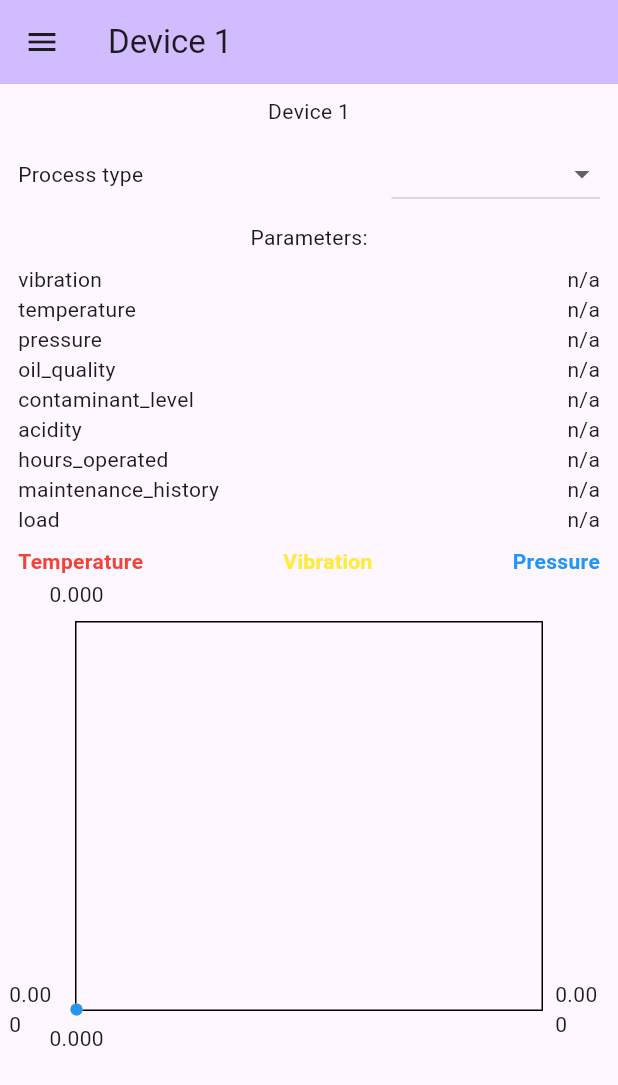
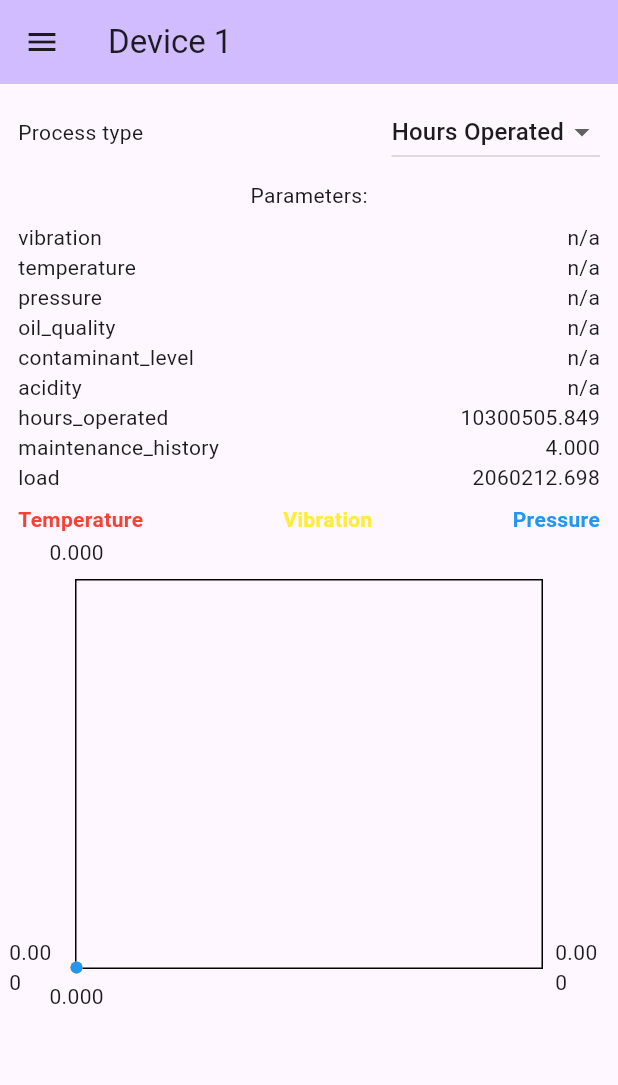
Before and after one commit to alvarohurtadobo/iot_anomaly_emulator, a Flutter app: the screen it shows after launch, after a tap on "DeMag400", on a phone screen of 412 x 824 dp. Shown: the top 1085 px of the screen. Run offline on Flutter 3.47's test engine with Material 3 defaults, Android fonts, the phone set to English and light mode, and no system bars; drawn by our look-alikes of fl_chart; our stand-ins replace flutter_riverpod, go_router; missing offline and left inert: mqtt_client; generated files the repository leaves out were written again.

Commit message:
[FEA] Improved way to handle process types

```diff
--- a/lib/devices/model/device.dart
+++ b/lib/devices/model/device.dart
@@ -43,22 +43,22 @@ class EmulatedDevice {
 }
 
 List<EmulatedDevice> emulatedDevices = [
-  const EmulatedDevice(
+   EmulatedDevice(
     id: 1,
     name: 'DeMag400',
     type: DeviceTypes.imm,
-    processType: ProcessType.hoursOperated,
+    processType: timeProcess,
   ),
-  const EmulatedDevice(
+   EmulatedDevice(
     id: 2,
     name: 'Arc Solder',
     type: DeviceTypes.arc,
-    processType: ProcessType.oilAnalysis,
+    processType: oilProcess,
   ),
-  const EmulatedDevice(
+   EmulatedDevice(
     id: 3,
     name: 'DeMag100',
     type: DeviceTypes.other,
-    processType: ProcessType.vibrations,
+    processType: vibrationProcess,
   ),
 ];
--- a/lib/devices/model/process_types.dart
+++ b/lib/devices/model/process_types.dart
@@ -1,33 +1,35 @@
-enum ProcessType { vibrations, oilAnalysis, hoursOperated }
-
-Map<ProcessType, String> map = {
-  ProcessType.vibrations: 'Vibrations',
-  ProcessType.oilAnalysis: 'Oil Analysis',
-  ProcessType.hoursOperated: 'Hours Operated',
-};
-
-String processTypeToString(ProcessType type) {
-  return map[type] ?? '';
-}
-
-class ProcessTypeWithId {
-  ProcessTypeWithId({required this.id, required this.displayName});
+class ProcessType {
+  ProcessType({
+    required this.id,
+    required this.name,
+    required this.displayName,
+  });
 
   int id;
+  String name;
   String displayName;
 }
 
-List<ProcessTypeWithId> processTypeWithId = [
-  ProcessTypeWithId(
-    id: 1,
-    displayName: map[ProcessType.vibrations] ?? '',
-  ),
-  ProcessTypeWithId(
-    id: 2,
-    displayName: map[ProcessType.oilAnalysis] ?? '',
-  ),
-  ProcessTypeWithId(
-    id: 3,
-    displayName: map[ProcessType.hoursOperated] ?? '',
-  ),
+ProcessType vibrationProcess = ProcessType(
+  id: 1,
+  name: 'vibrations',
+  displayName: 'Vibrations',
+);
+
+ProcessType oilProcess = ProcessType(
+  id: 2,
+  name: 'oil_analysis',
+  displayName: 'Oil Analysis',
+);
+
+ProcessType timeProcess = ProcessType(
+  id: 3,
+  name: 'hours_operated',
+  displayName: 'Hours Operated',
+);
+
+List<ProcessType> processTypeWithId = [
+  vibrationProcess,
+  oilProcess,
+  timeProcess,
 ];
--- a/lib/devices/view/device_page.dart
+++ b/lib/devices/view/device_page.dart
@@ -42,8 +42,6 @@ class DevicePage extends ConsumerWidget {
       body: Column(
         children: [
           gapH8,
-          Center(child: Text('Device ${device.id}')),
-          gapH8,
           OptionTile(
             title: 'Process type',
             optionsWithId: processTypeWithId,
@@ -62,7 +60,7 @@ class DevicePage extends ConsumerWidget {
                 .toList(),
           ),
           gapH8,
-          HistoryChart()
+          const HistoryChart()
         ],
       ),
     );
--- a/lib/devices/view/widgets/device_button.dart
+++ b/lib/devices/view/widgets/device_button.dart
@@ -3,6 +3,7 @@ import 'package:flutter_riverpod/flutter_riverpod.dart';
 import 'package:go_router/go_router.dart';
 import 'package:iot_anomaly_emulator/common/constants/sizes.dart';
 import 'package:iot_anomaly_emulator/devices/model/types.dart';
+import 'package:iot_anomaly_emulator/devices/providers/current_process_type_provider.dart';
 import 'package:iot_anomaly_emulator/l10n/l10n.dart';
 
 class DeviceButton extends ConsumerWidget {
@@ -10,18 +11,21 @@ class DeviceButton extends ConsumerWidget {
     required this.id,
     required this.name,
     required this.type,
+    required this.processTypeId,
     super.key,
   });
 
   final int id;
   final String name;
   final DeviceTypes type;
+  final int processTypeId;
 
   @override
   Widget build(BuildContext context, WidgetRef ref) {
     final l10n = context.l10n;
     return GestureDetector(
       onTap: () {
+        ref.read(currentProcessTypeProvider.notifier).value = processTypeId;
         context.go('/device/$id');
       },
       child: Container(
--- a/lib/home/view/home_page.dart
+++ b/lib/home/view/home_page.dart
@@ -53,6 +53,7 @@ class DevicesWrappedList extends StatelessWidget {
               id: dev.id,
               name: dev.name,
               type: dev.type,
+              processTypeId: dev.processType.id
             ),
           )
           .toList(),
```
